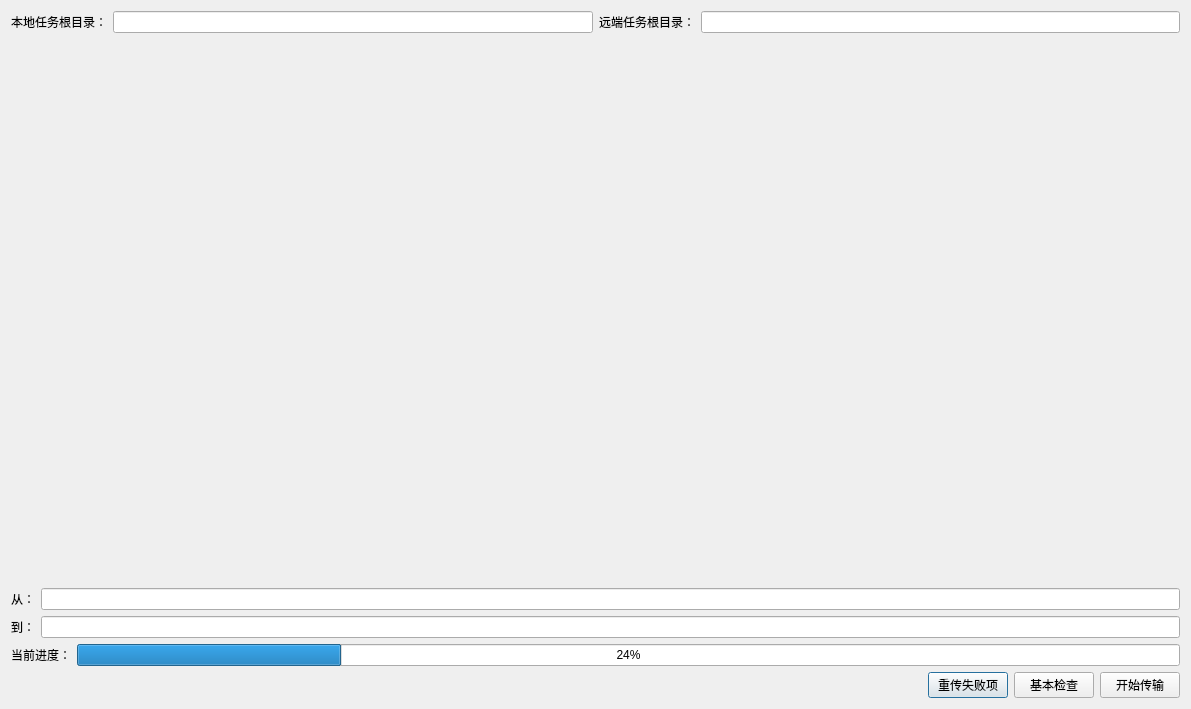
taynpg/relayFile, file Gui/Control/RelayTask.ui: the form before one commit.
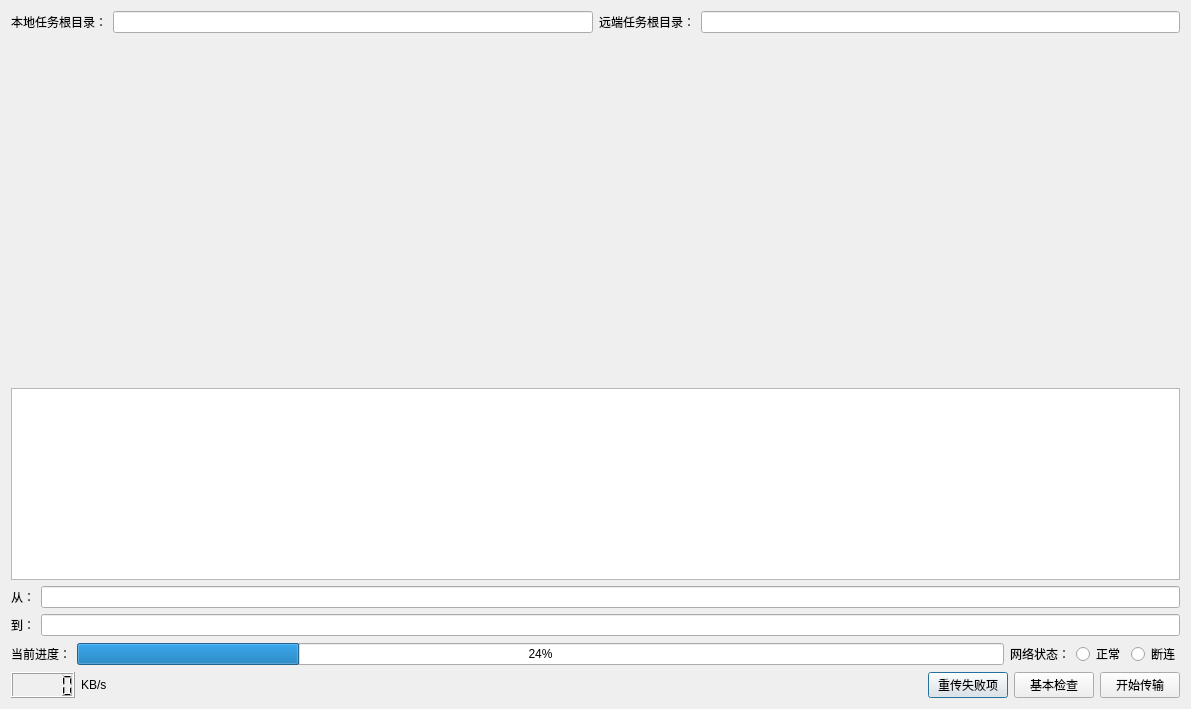
The form after the commit.

Diff of the .ui file:
```diff
--- a/Gui/Control/RelayTask.ui
+++ b/Gui/Control/RelayTask.ui
@@ -48,6 +48,22 @@
      </property>
     </widget>
    </item>
+   <item>
+    <widget class="QPlainTextEdit" name="pedLog">
+     <property name="sizePolicy">
+      <sizepolicy hsizetype="Expanding" vsizetype="Fixed">
+       <horstretch>0</horstretch>
+       <verstretch>0</verstretch>
+      </sizepolicy>
+     </property>
+     <property name="maximumSize">
+      <size>
+       <width>16777215</width>
+       <height>300</height>
+      </size>
+     </property>
+    </widget>
+   </item>
    <item>
     <layout class="QHBoxLayout" name="horizontalLayout_2">
      <item>
@@ -92,10 +108,41 @@
        </property>
       </widget>
      </item>
+     <item>
+      <widget class="QLabel" name="label_7">
+       <property name="text">
+        <string>网络状态：</string>
+       </property>
+      </widget>
+     </item>
+     <item>
+      <widget class="QRadioButton" name="rbNormal">
+       <property name="text">
+        <string>正常</string>
+       </property>
+      </widget>
+     </item>
+     <item>
+      <widget class="QRadioButton" name="rbDisconnect">
+       <property name="text">
+        <string>断连</string>
+       </property>
+      </widget>
+     </item>
     </layout>
    </item>
    <item>
     <layout class="QHBoxLayout" name="horizontalLayout_5">
+     <item>
+      <widget class="QLCDNumber" name="lcdNumber"/>
+     </item>
+     <item>
+      <widget class="QLabel" name="label_6">
+       <property name="text">
+        <string>KB/s</string>
+       </property>
+      </widget>
+     </item>
      <item>
       <spacer name="horizontalSpacer">
        <property name="orientation">
```
